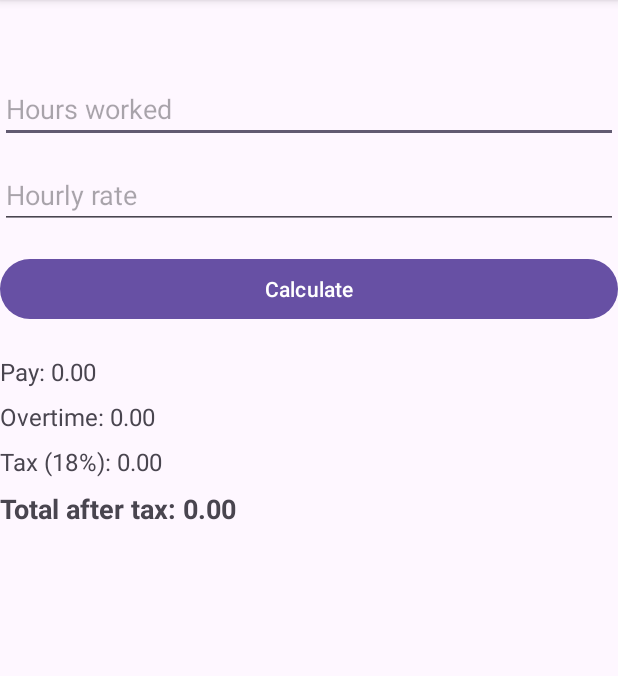
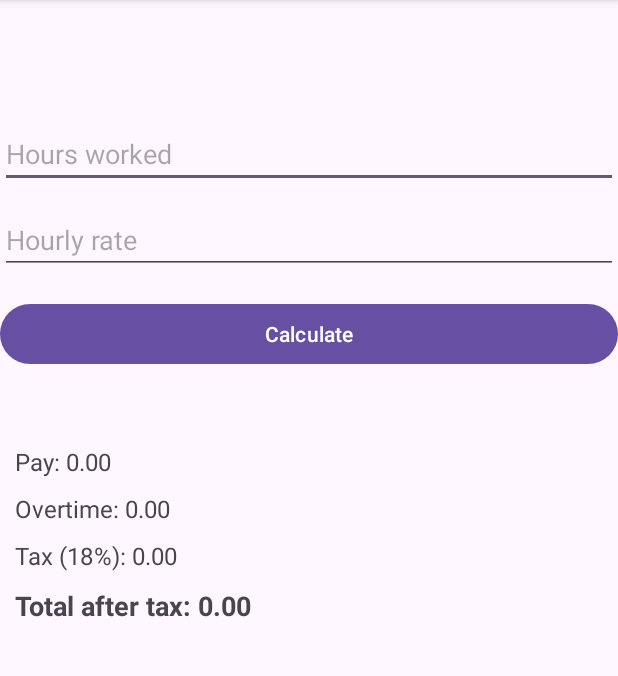
Before and after one commit to Ibrahimdur1989/A1_Ebrahim_AlSerri, an Android app: the screen it shows after launch (MainActivity), on a phone screen of 412 x 824 dp, the part 96-772 px from its top. Run offline under Robolectric (Android 15) with nearby library versions, the phone set to English and light mode, and no system bars.

Commit message:
Added side margins

```diff
--- a/app/src/main/res/layout/activity_main.xml
+++ b/app/src/main/res/layout/activity_main.xml
@@ -16,7 +16,7 @@
         android:layout_height="wrap_content"
         android:hint="Hours worked"
         android:inputType="number"
-        android:layout_marginTop="50sp"/>
+        android:layout_marginTop="80sp"/>
 
     <EditText
         android:id="@+id/rate"
@@ -39,7 +39,8 @@
         android:layout_height="wrap_content"
         android:text="Pay: 0.00"
         android:textSize="16sp"
-        android:layout_marginTop="20dp"/>
+        android:layout_marginTop="50dp"
+        android:layout_marginStart="10dp"/>
 
 
 
@@ -49,7 +50,8 @@
         android:layout_height="wrap_content"
         android:text="Overtime: 0.00"
         android:textSize="16sp"
-        android:layout_marginTop="8dp" />
+        android:layout_marginTop="9dp"
+        android:layout_marginStart="10dp"/>
 
     <TextView
         android:id="@+id/tax"
@@ -57,7 +59,8 @@
         android:layout_height="wrap_content"
         android:text="Tax (18%): 0.00"
         android:textSize="16sp"
-        android:layout_marginTop="8dp"/>
+        android:layout_marginTop="9dp"
+        android:layout_marginStart="10dp"/>
 
     <TextView
         android:id="@+id/total"
@@ -66,6 +69,7 @@
         android:text="Total after tax: 0.00"
         android:textStyle="bold"
         android:textSize="18sp"
-        android:layout_marginTop="8dp"/>
+        android:layout_marginTop="10dp"
+        android:layout_marginStart="10dp"/>
 
 </LinearLayout>
```
